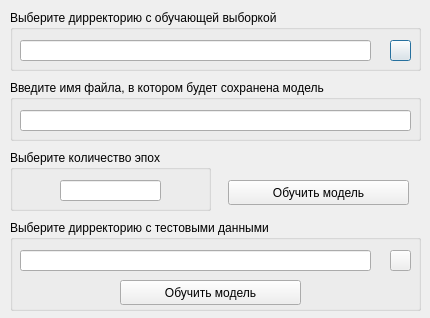
This is gui/window_neural_network.ui in kantiny/analyze_screenshots as Qt 5 draws it before an edit. The edited form follows.
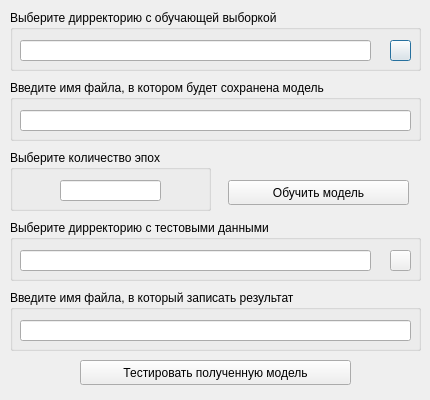
This is the edited form. Icons and pictures are not drawn.

Commit message: Добавление основного функиционала в далоговое окно

What changed in the file:
```diff
--- a/gui/window_neural_network.ui
+++ b/gui/window_neural_network.ui
@@ -7,7 +7,7 @@
     <x>0</x>
     <y>0</y>
     <width>430</width>
-    <height>318</height>
+    <height>400</height>
    </rect>
   </property>
   <property name="windowTitle">
@@ -121,7 +121,7 @@
      <x>10</x>
      <y>220</y>
      <width>411</width>
-     <height>91</height>
+     <height>61</height>
     </rect>
    </property>
    <property name="locale">
@@ -157,18 +157,41 @@
       <normaloff>../data/etc/file_manager.jpg</normaloff>../data/etc/file_manager.jpg</iconset>
     </property>
    </widget>
-   <widget class="QPushButton" name="pushButton_test">
+  </widget>
+  <widget class="QPushButton" name="pushButton_test">
+   <property name="geometry">
+    <rect>
+     <x>80</x>
+     <y>360</y>
+     <width>271</width>
+     <height>25</height>
+    </rect>
+   </property>
+   <property name="text">
+    <string>Тестировать полученную модель</string>
+   </property>
+  </widget>
+  <widget class="QGroupBox" name="groupBox_test_file">
+   <property name="geometry">
+    <rect>
+     <x>10</x>
+     <y>290</y>
+     <width>411</width>
+     <height>61</height>
+    </rect>
+   </property>
+   <property name="title">
+    <string>Введите имя файла, в который записать результат</string>
+   </property>
+   <widget class="QLineEdit" name="lineEdit_name_file_test">
     <property name="geometry">
      <rect>
-      <x>110</x>
-      <y>60</y>
-      <width>181</width>
-      <height>25</height>
+      <x>10</x>
+      <y>30</y>
+      <width>391</width>
+      <height>21</height>
      </rect>
     </property>
-    <property name="text">
-     <string>Обучить модель</string>
-    </property>
    </widget>
   </widget>
  </widget>
```
Left out of the diff: 12 changed lines with no effect on the pictures. The commit also changes 3 other files.
